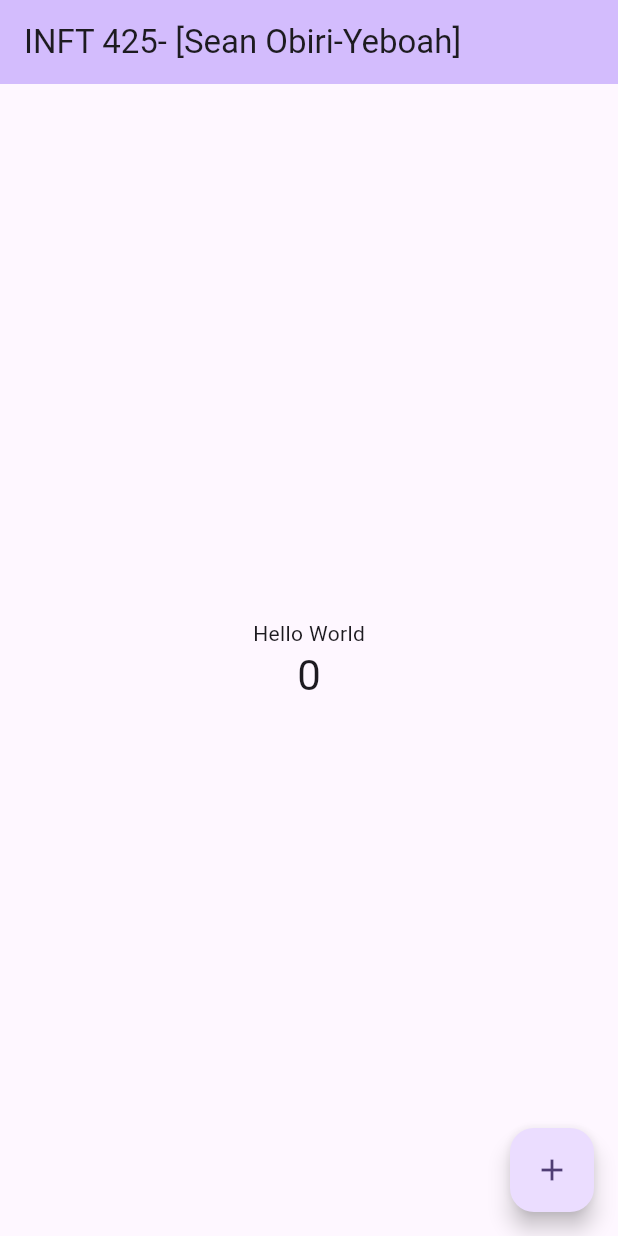
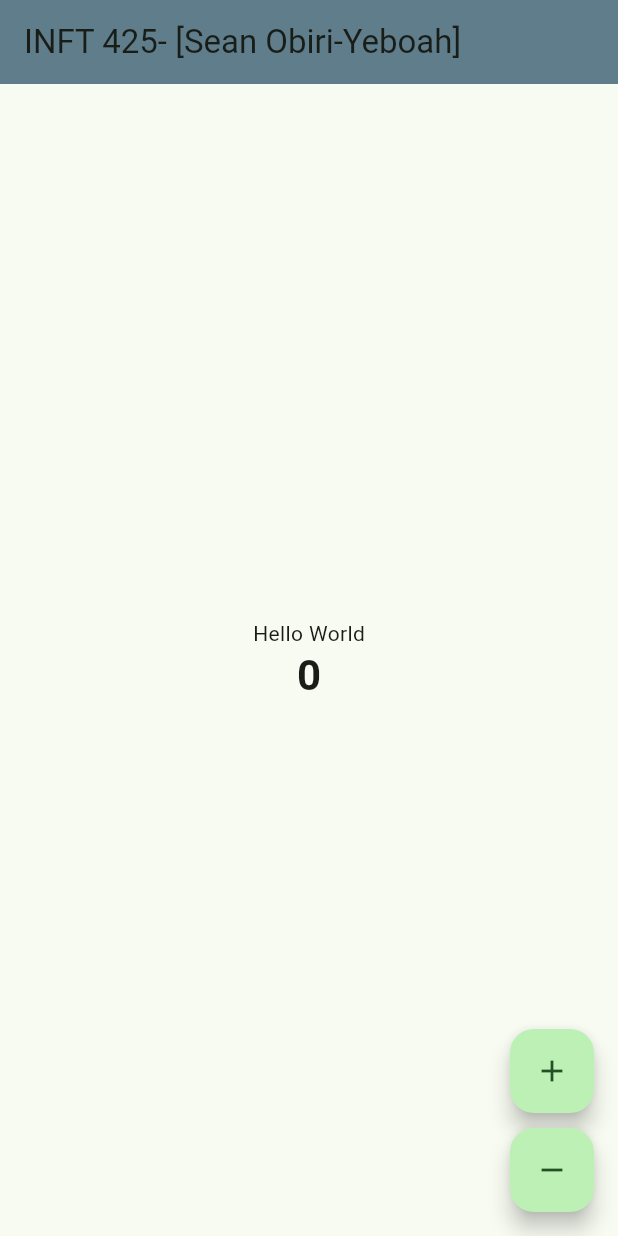
Before and after one commit to seanobiriyeboah460-dotcom/Mobile_App_Repo, a Flutter app: the screen it shows after launch, on a phone screen of 412 x 824 dp. Run offline on Flutter 3.47's test engine with Material 3 defaults, Android fonts, the phone set to English and light mode, and no system bars.

Commit message:
Added button
Added minus button to week one project

```diff
--- a/combined folder/week1_portfolio/lib/main.dart
+++ b/combined folder/week1_portfolio/lib/main.dart
@@ -28,7 +28,10 @@ class MyApp extends StatelessWidget {
         //
         // This works for code too, not just values: Most code changes can be
         // tested with just a hot reload.
-        colorScheme: .fromSeed(seedColor: Colors.deepPurple),
+        colorScheme: .fromSeed(seedColor: Colors.green),
+        textTheme: TextTheme(
+          headlineMedium: TextStyle(fontSize: 28, fontWeight: FontWeight.bold),
+        ),
       ),
       home: const MyHomePage(title: 'INFT 425- [Sean Obiri-Yeboah]'),
     );
@@ -67,6 +70,12 @@ class _MyHomePageState extends State<MyHomePage> {
     });
   }
 
+  void _decrement() {
+    setState(() {
+      if (_counter > 0) _counter--;
+    });
+  }
+
   @override
   Widget build(BuildContext context) {
     // This method is rerun every time setState is called, for instance as done
@@ -80,7 +89,7 @@ class _MyHomePageState extends State<MyHomePage> {
         // TRY THIS: Try changing the color here to a specific color (to
         // Colors.amber, perhaps?) and trigger a hot reload to see the AppBar
         // change color while the other colors stay the same.
-        backgroundColor: Theme.of(context).colorScheme.inversePrimary,
+        backgroundColor: Colors.blueGrey,
         // Here we take the value from the MyHomePage object that was created by
         // the App.build method, and use it to set our appbar title.
         title: Text(widget.title),
@@ -112,10 +121,24 @@ class _MyHomePageState extends State<MyHomePage> {
           ],
         ),
       ),
-      floatingActionButton: FloatingActionButton(
-        onPressed: _incrementCounter,
-        tooltip: 'Increment',
-        child: const Icon(Icons.add),
+      floatingActionButton: Column(
+        mainAxisAlignment: MainAxisAlignment.end,
+        crossAxisAlignment: CrossAxisAlignment.end,
+        children: [
+          FloatingActionButton(
+            heroTag: "increase",
+            onPressed: _incrementCounter,
+            tooltip: "increase",
+            child: const Icon(Icons.add),
+          ),
+          const SizedBox(height: 10),
+          FloatingActionButton(
+            heroTag: "decrease",
+            onPressed: _decrement,
+            tooltip: "decrease",
+            child: const Icon(Icons.remove),
+          ),
+        ],
       ),
     );
   }
```
